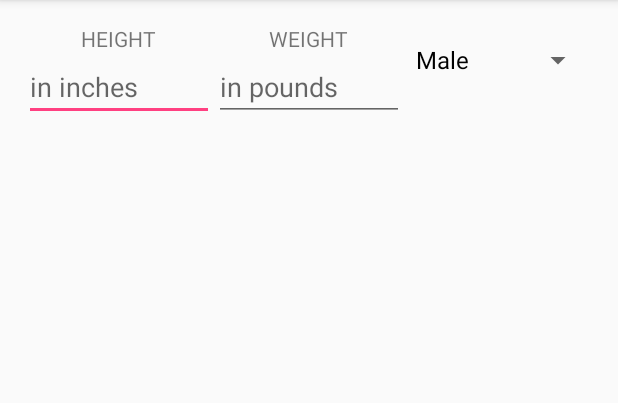
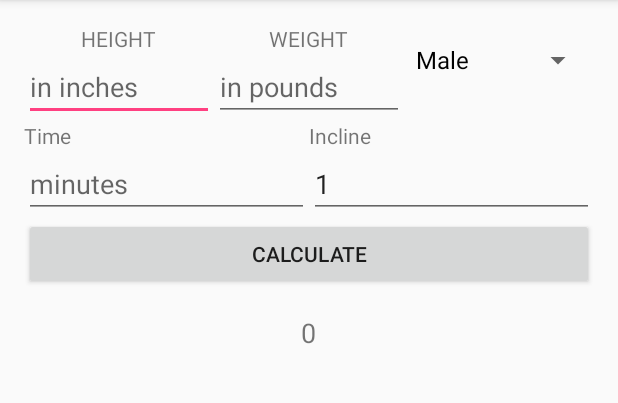
Before and after one commit to ChiefD425/Treadmill_Application, an Android app: the screen it shows after launch (MainActivity), on a phone screen of 412 x 824 dp, the part 84-487 px from its top. Run offline under Robolectric (Android 15) with nearby library versions, the phone set to English and light mode, and no system bars.

Commit message:
added Time & Incline fields still need to hook up inputs

```diff
--- a/app/src/main/res/layout/activity_main.xml
+++ b/app/src/main/res/layout/activity_main.xml
@@ -2,8 +2,8 @@
 <LinearLayout xmlns:android="http://schemas.android.com/apk/res/android"
     xmlns:tools="http://schemas.android.com/tools"
     android:layout_width="match_parent"
+    android:layout_height="match_parent"
     android:orientation="vertical"
-    android:layout_height="match_parent"
     android:paddingBottom="@dimen/activity_vertical_margin"
     android:paddingLeft="@dimen/activity_horizontal_margin"
     android:paddingRight="@dimen/activity_horizontal_margin"
@@ -18,54 +18,115 @@
         <LinearLayout
             android:layout_width="match_parent"
             android:layout_height="wrap_content"
-            android:orientation="vertical"
-            android:layout_weight="1">
+            android:layout_weight="1"
+            android:orientation="vertical">
 
             <TextView
                 android:layout_width="wrap_content"
                 android:layout_height="wrap_content"
+                android:layout_gravity="center"
                 android:text="height"
-                android:textAllCaps="true"
-                android:layout_gravity="center"/>
+                android:textAllCaps="true" />
+
             <EditText
+                android:id="@+id/height_input"
                 android:layout_width="match_parent"
                 android:layout_height="match_parent"
                 android:hint="in inches"
                 android:inputType="number"/>
 
         </LinearLayout>
+
         <LinearLayout
             android:layout_width="match_parent"
             android:layout_height="wrap_content"
-            android:orientation="vertical"
-            android:layout_weight="1">
+            android:layout_weight="1"
+            android:orientation="vertical">
 
             <TextView
                 android:layout_width="wrap_content"
+                android:layout_height="match_parent"
                 android:layout_gravity="center"
-                android:layout_height="match_parent"
                 android:text="Weight"
-                android:textAllCaps="true"/>
+                android:textAllCaps="true" />
+
             <EditText
+                android:id="@+id/weight_input"
                 android:layout_width="match_parent"
                 android:layout_height="match_parent"
                 android:hint="in pounds"
                 android:inputType="number"/>
 
         </LinearLayout>
+
         <LinearLayout
             android:layout_width="match_parent"
             android:layout_height="wrap_content"
-            android:orientation="vertical"
-            android:layout_weight="1">
+            android:layout_weight="1"
+            android:orientation="vertical">
 
-           <Spinner
-               android:layout_width="match_parent"
-               android:layout_height="match_parent"
-               android:id="@+id/sex_selector_spinner"
-               android:spinnerMode="dropdown">
-           </Spinner>
+            <Spinner
+                android:id="@+id/sex_selector_spinner"
+                android:layout_width="match_parent"
+                android:layout_height="match_parent"
+                android:spinnerMode="dropdown"></Spinner>
 
         </LinearLayout>
     </LinearLayout>
+
+    <LinearLayout
+        android:layout_width="match_parent"
+        android:layout_height="wrap_content">
+
+        <LinearLayout
+            android:layout_width="match_parent"
+            android:layout_height="wrap_content"
+            android:layout_weight="1"
+            android:orientation="vertical">
+
+            <TextView
+                android:layout_width="match_parent"
+                android:layout_height="wrap_content"
+                android:text="Time" />
+
+            <EditText
+                android:id="@+id/time_on_treadmill"
+                android:layout_width="match_parent"
+                android:layout_height="wrap_content"
+                android:hint="minutes" />
+        </LinearLayout>
+
+        <LinearLayout
+            android:layout_width="match_parent"
+            android:layout_height="wrap_content"
+            android:layout_weight="1"
+            android:orientation="vertical">
+
+            <TextView
+                android:layout_width="match_parent"
+                android:layout_height="wrap_content"
+                android:text="Incline" />
+
+            <EditText
+                android:id="@+id/incline_percentage"
+                android:layout_width="match_parent"
+                android:layout_height="wrap_content"
+                android:text="1" />
+        </LinearLayout>
+    </LinearLayout>
+
+    <Button
+        android:layout_width="match_parent"
+        android:layout_height="wrap_content"
+        android:onClick="calculateResults"
+        android:text="Calculate" />
+
+    <TextView
+        android:id="@+id/results"
+        android:layout_width="wrap_content"
+        android:layout_height="wrap_content"
+        android:layout_gravity="center"
+        android:padding="16sp"
+        android:text="0"
+        android:textSize="18dp" />
 </LinearLayout>
```
